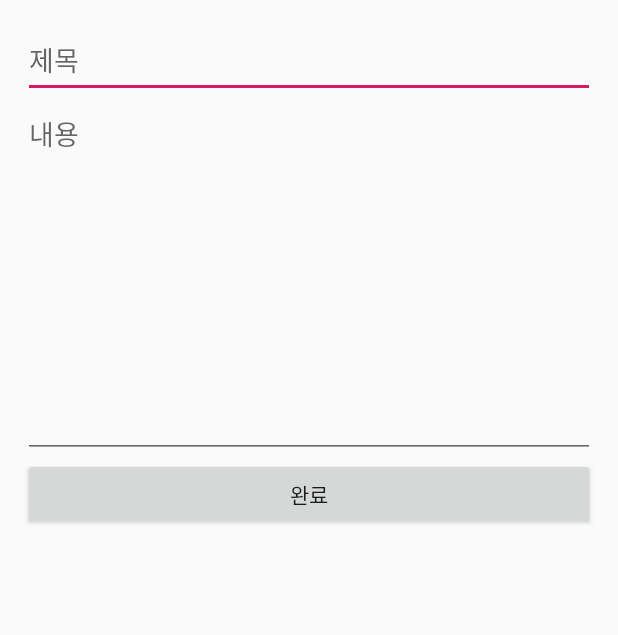
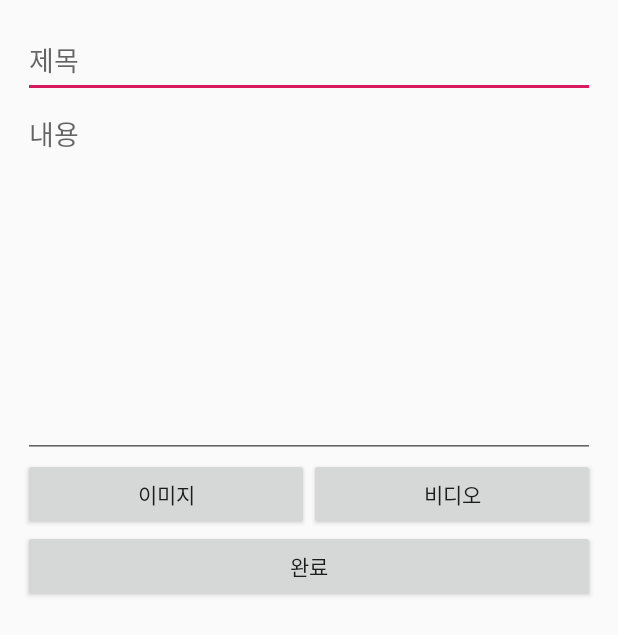
Before and after one commit to dle2005/SSU-MEET, an Android app: the WritePost screen opened directly, with no data from a screen before it, after a tap on "완료", on a phone screen of 412 x 824 dp. Shown: the top 635 px of the screen. Run offline under Robolectric (Android 15) with nearby library versions, the phone set to English and light mode, and no system bars; our stand-ins replace Firebase (no records; nobody signed in at launch, a user with empty details on screens opened directly).

Commit message:
사진 동영상 업로드 추가

```diff
--- a/SSUMEET/app/src/main/java/com/example/ssumeet/WritePost.java
+++ b/SSUMEET/app/src/main/java/com/example/ssumeet/WritePost.java
@@ -1,5 +1,6 @@
 package com.example.ssumeet;
 
+import android.content.Intent;
 import android.os.Bundle;
 import android.view.View;
 import android.widget.Button;
@@ -32,11 +33,21 @@ public class WritePost extends AppCompatActivity {
                     case R.id.insert_btn:
                         writePost();
                         break;
+                    case R.id.image_btn:
+                        startActivity(Gallery.class, 0, 0);
+                        break;
+                    case R.id.video_btn:
+                        startActivity(Gallery.class, 1, 0);
+                        break;
                 }
             }
         };
         Button insert_btn = (Button)findViewById(R.id.insert_btn);
         insert_btn.setOnClickListener(onClickListener);
+        Button image_btn = (Button)findViewById(R.id.image_btn);
+        image_btn.setOnClickListener(onClickListener);
+        Button video_btn = (Button)findViewById(R.id.video_btn);
+        video_btn.setOnClickListener(onClickListener);
     }
 
     private void writePost() {
@@ -69,4 +80,9 @@ public class WritePost extends AppCompatActivity {
     private void startToast(String msg) {
         Toast.makeText(this, msg, Toast.LENGTH_SHORT).show();
     }
+    private void startActivity(Class c, int media, int requestCode) {
+        Intent intent = new Intent(this, c);
+        intent.putExtra("media", media);
+        startActivityForResult(intent, requestCode);
+    }
 }
--- a/SSUMEET/app/src/main/res/layout/writepost.xml
+++ b/SSUMEET/app/src/main/res/layout/writepost.xml
@@ -24,6 +24,26 @@
             android:gravity="top"
             android:id="@+id/content"/>
 
+        <LinearLayout
+            android:layout_width="match_parent"
+            android:layout_height="wrap_content"
+            android:orientation="horizontal">
+
+            <Button
+                android:id="@+id/image_btn"
+                android:layout_width="wrap_content"
+                android:layout_height="wrap_content"
+                android:layout_weight="1"
+                android:text="이미지"/>
+            <Button
+                android:id="@+id/video_btn"
+                android:layout_width="wrap_content"
+                android:layout_height="wrap_content"
+                android:layout_weight="1"
+                android:text="비디오"/>
+
+        </LinearLayout>
+
         <Button
             android:layout_width="match_parent"
             android:layout_height="wrap_content"
```
